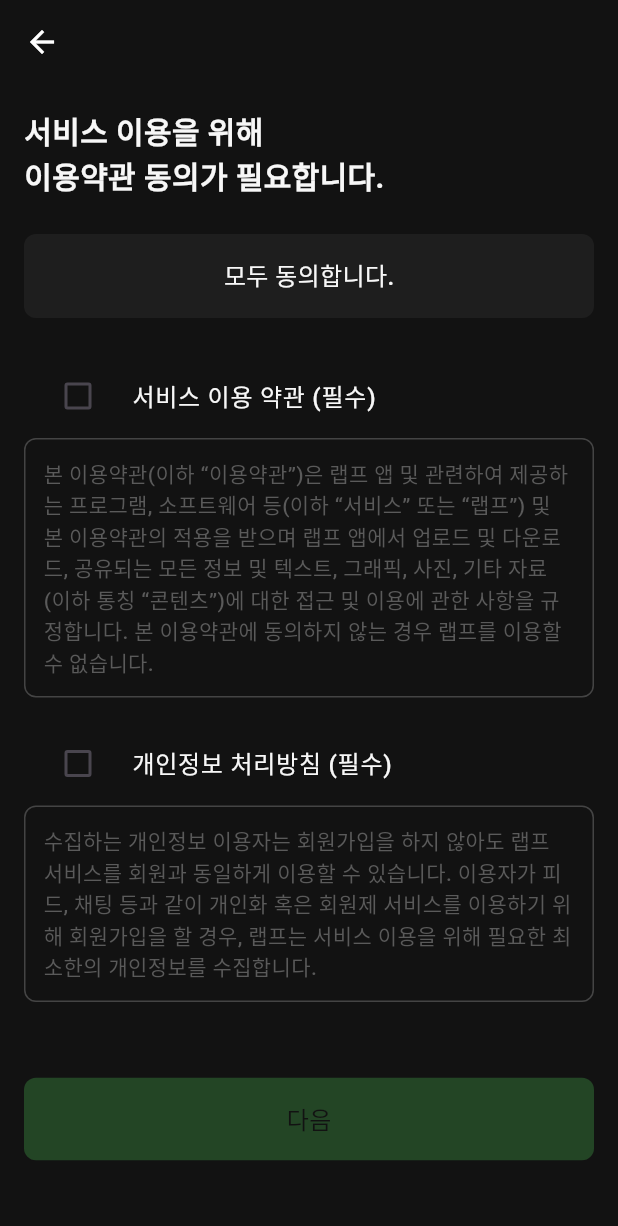
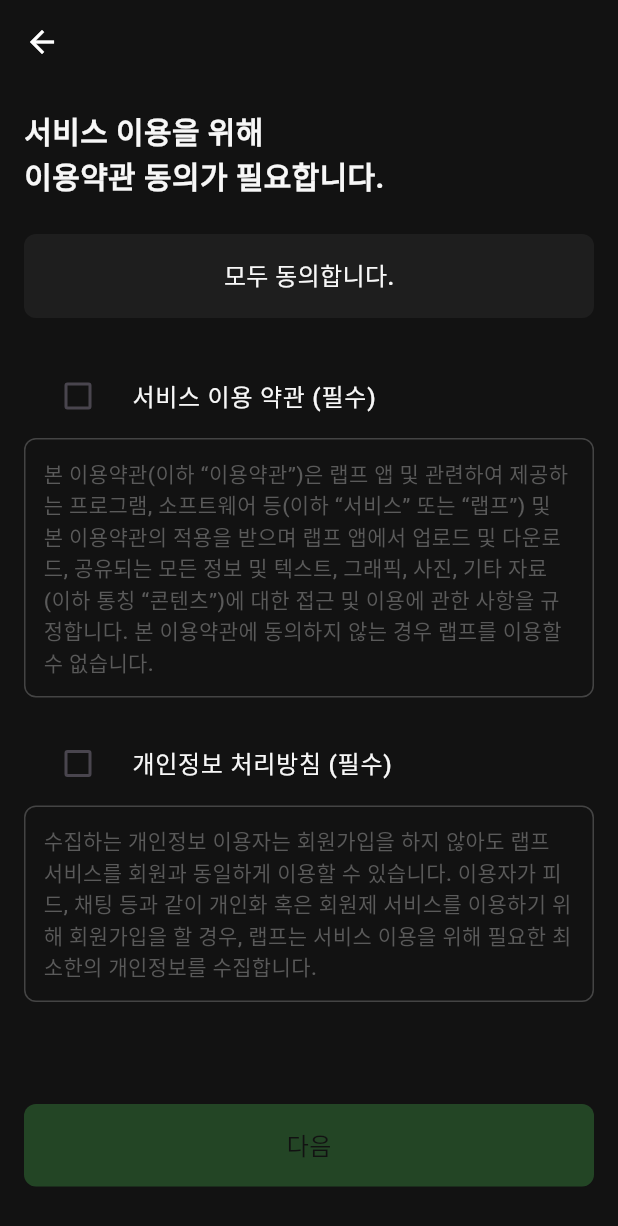
Before and after one commit to oobinkim/rep_f_Flutter, a Flutter app: the AgreementView screen opened by its route, on a phone screen of 412 x 824 dp. Shown: the top 1226 px of the screen. Run offline on Flutter 3.47's test engine with Material 3 defaults, Android fonts, the phone set to English and light mode, and no system bars; our stand-ins replace cloud_firestore, firebase_auth, firebase_core; accounts and stored records are empty; Roboto replaces fonts that are missing (Pretendard); project files that could hold a hidden picture were left out.

Commit message:
간격 재조정

```diff
--- a/lib/views/agreement_view.dart
+++ b/lib/views/agreement_view.dart
@@ -83,8 +83,8 @@ class _AgreementViewState extends State<AgreementView> {
                     title: const Text(
                       "서비스 이용 약관 (필수)",
                       style: TextStyle(color: AppColors.white,
-                      fontSize: 16,
-                      fontWeight: FontWeight.w500),
+                          fontSize: 16,
+                          fontWeight: FontWeight.w500),
                     ),
                     controlAffinity: ListTileControlAffinity.leading,
                     value: termsChecked,
@@ -138,7 +138,7 @@ class _AgreementViewState extends State<AgreementView> {
                           fontWeight: FontWeight.w500),
                     ),
                   ),
-                  const Spacer(),
+                  SizedBox(height: 52),
                   BarButton(
                     text: "다음",
                     isEnabled: termsChecked && privacyChecked,
```
